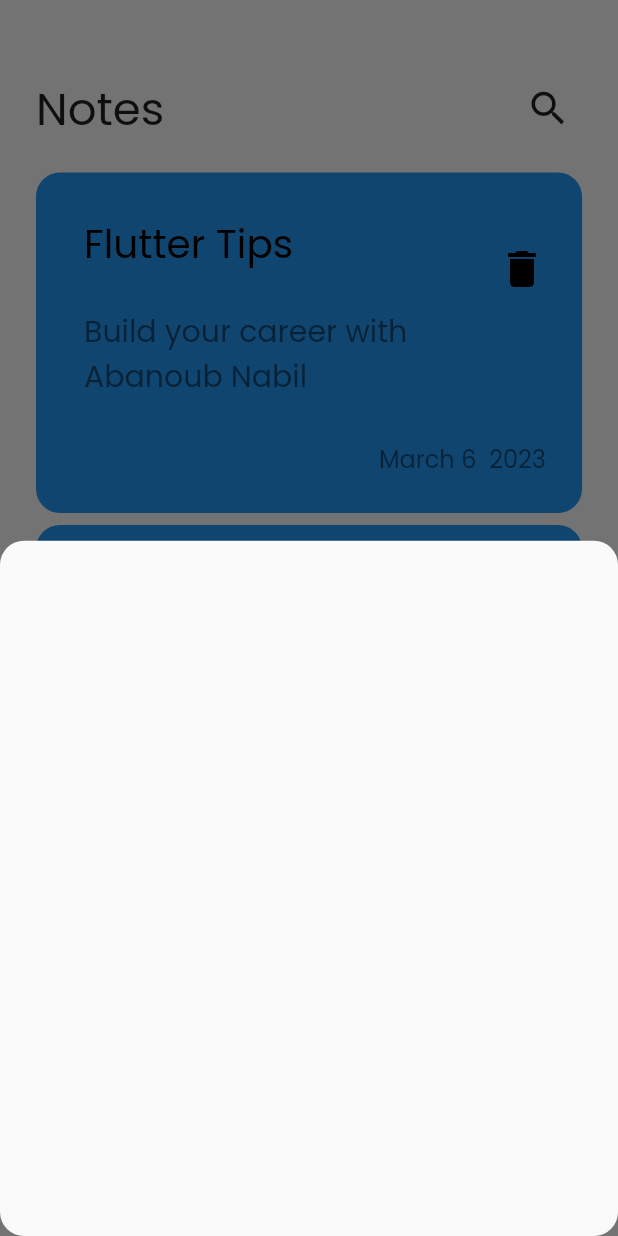
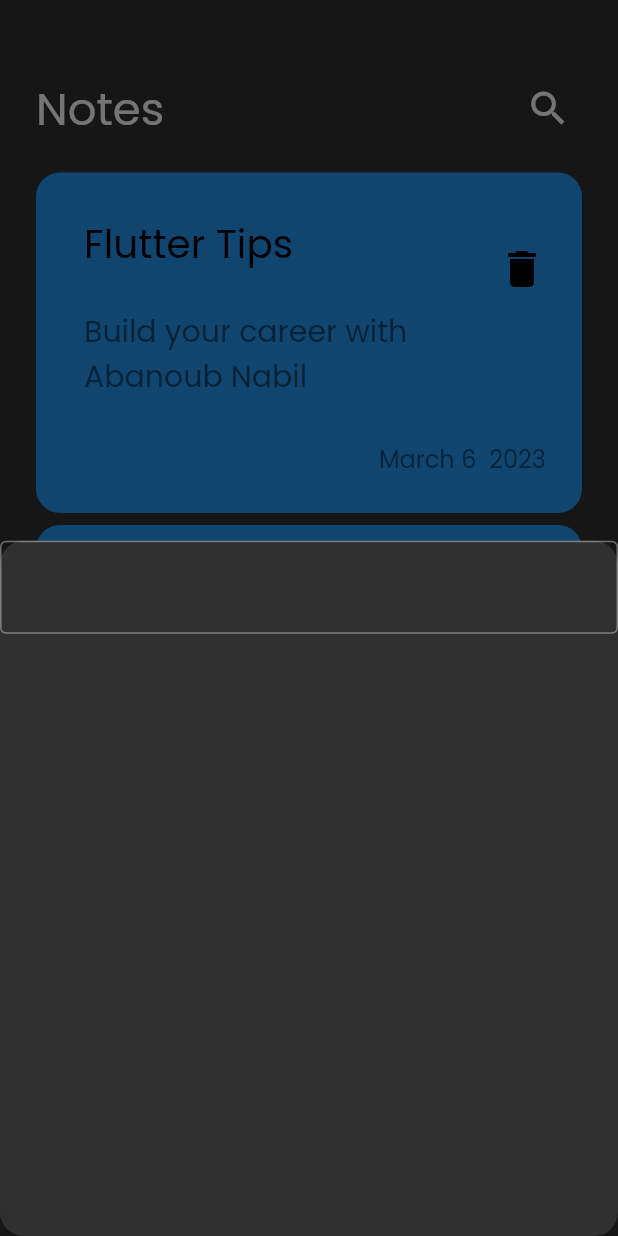
Before and after one commit to AbanoubNabile/notes-app, a Flutter app: the screen it shows after launch, after a tap on the "add" icon, on a phone screen of 412 x 824 dp. Run offline on Flutter 3.47's test engine with Material 2 defaults, Android fonts, the phone set to English and light mode, and no system bars.

Commit message:
change to  dark model from app

```diff
--- a/lib/main.dart
+++ b/lib/main.dart
@@ -11,7 +11,7 @@ class NotesApp extends StatelessWidget {
   @override
   Widget build(BuildContext context) {
     return MaterialApp(
-      theme: ThemeData(brightness: Brightness.light, fontFamily: 'Poppins'),
+      theme: ThemeData(brightness: Brightness.dark, fontFamily: 'Poppins'),
       home: const NotesViews(),
     );
   }
--- a/lib/views/widgets/add_note_bottom_sheet.dart
+++ b/lib/views/widgets/add_note_bottom_sheet.dart
@@ -1,4 +1,5 @@
 import 'package:flutter/material.dart';
+import 'package:notes_app/views/widgets/custom_text_field.dart';
 
 class AddNoteBottom extends StatelessWidget {
   const AddNoteBottom({super.key});
@@ -6,7 +7,7 @@ class AddNoteBottom extends StatelessWidget {
   @override
   Widget build(BuildContext context) {
     return Column(
-      children: [],
+      children: [CustomTextField()],
     );
   }
 }
--- /dev/null
+++ b/lib/views/widgets/custom_text_field.dart
@@ -0,0 +1,15 @@
+import 'package:flutter/material.dart';
+
+class CustomTextField extends StatelessWidget {
+  const CustomTextField({super.key});
+
+  @override
+  Widget build(BuildContext context) {
+    return TextField(
+      decoration: InputDecoration(
+        fillColor: Colors.blue,
+        border: OutlineInputBorder(),
+      ),
+    );
+  }
+}
```
